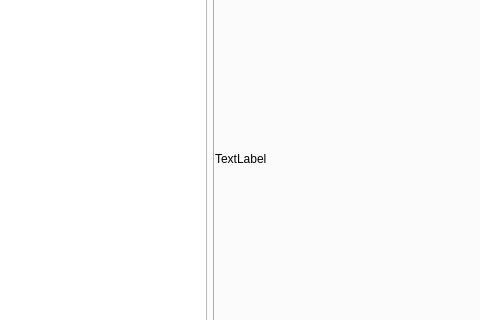
GandalfM/automatic-exams-reader, file views/mainwindow.ui: the form before one commit; both pictures show x 87 to 567 and y 128 to 448 of the 800 by 600 pixel window.
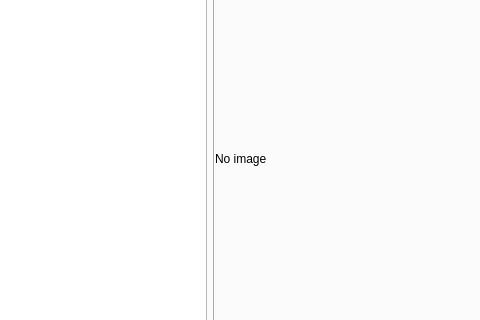
The form after the commit.

Diff of the .ui file:
```diff
--- a/views/mainwindow.ui
+++ b/views/mainwindow.ui
@@ -176,7 +176,7 @@
              </sizepolicy>
             </property>
             <property name="text">
-             <string>TextLabel</string>
+             <string>No image</string>
             </property>
             <property name="scaledContents">
              <bool>true</bool>
```
Left out of the diff: 2 changed lines with no effect on the pictures.
